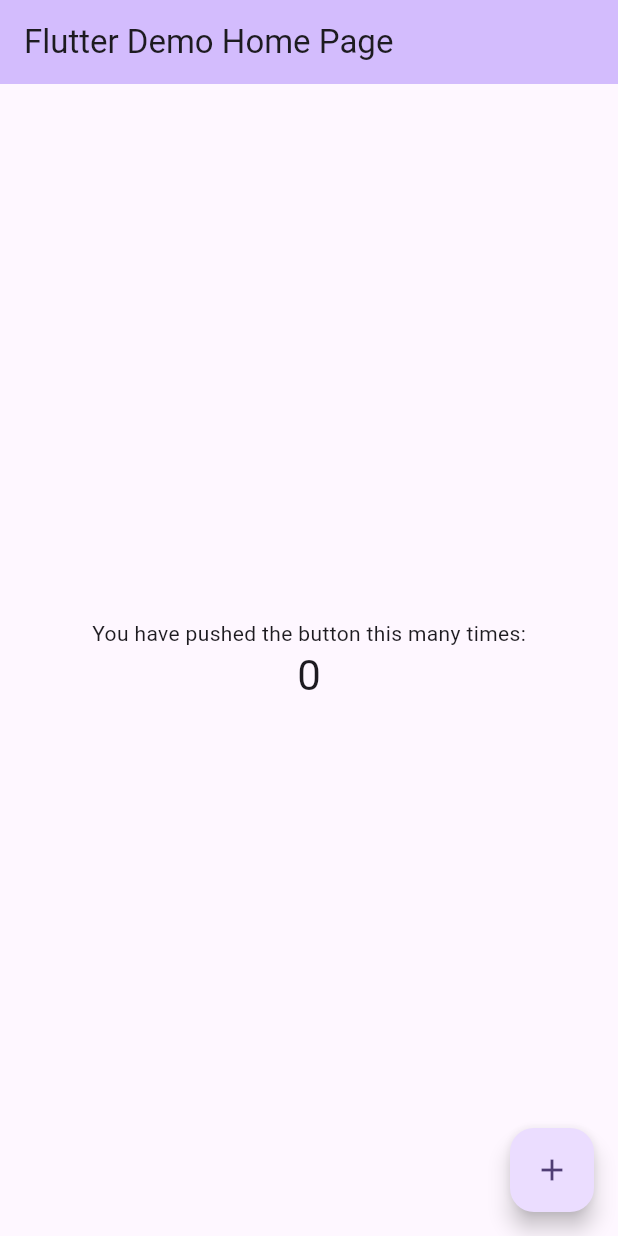
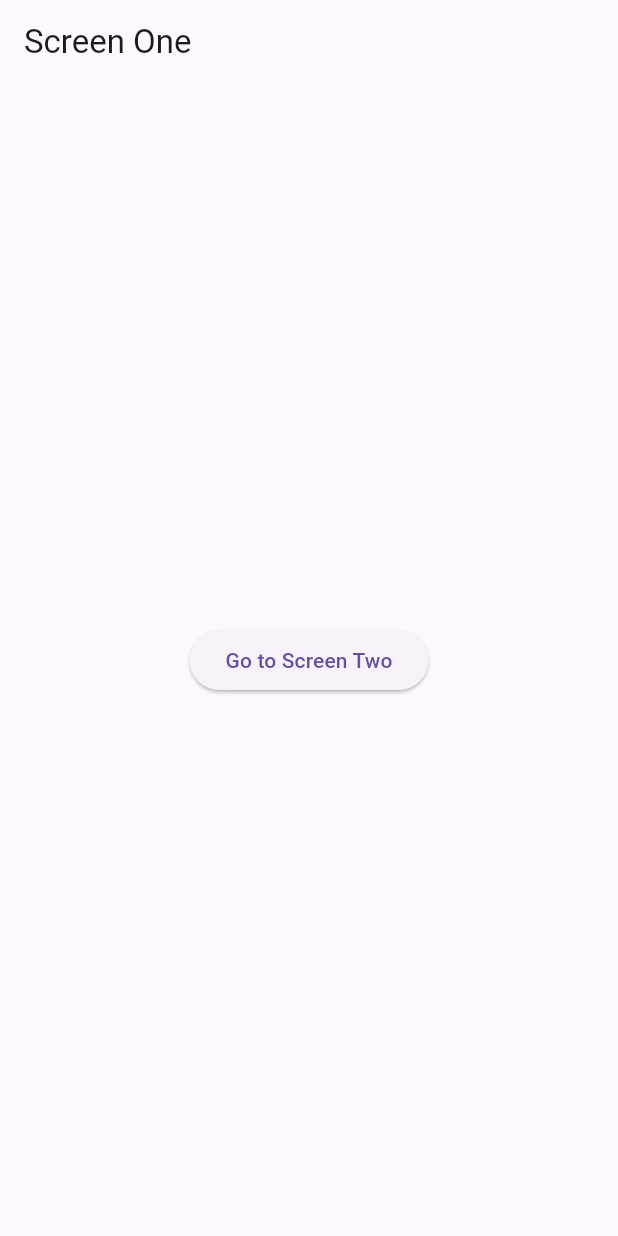
Before and after one commit to TrachselRobin/tutto, a Flutter app: the screen it shows after launch, on a phone screen of 412 x 824 dp. Run offline on Flutter 3.47's test engine with Material 3 defaults, Android fonts, the phone set to English and light mode, and no system bars.

Commit message:
ADDED: basic structure

```diff
--- a/flutter_tutto/lib/main.dart
+++ b/flutter_tutto/lib/main.dart
@@ -1,107 +1,8 @@
 import 'package:flutter/material.dart';
+import 'screens/screen_one.dart';
 
 void main() {
-  runApp(const MyApp());
+  runApp(MaterialApp(
+    home: ScreenOne(),
+  ));
 }
-
-class MyApp extends StatelessWidget {
-  const MyApp({super.key});
-
-  // This widget is the root of your application.
-  @override
-  Widget build(BuildContext context) {
-    return MaterialApp(
-      title: 'Flutter Demo',
-      theme: ThemeData(
-        colorScheme: ColorScheme.fromSeed(seedColor: Colors.deepPurple),
-      ),
-      home: const MyHomePage(title: 'Flutter Demo Home Page'),
-    );
-  }
-}
-
-class MyHomePage extends StatefulWidget {
-  const MyHomePage({super.key, required this.title});
-
-  // This widget is the home page of your application. It is stateful, meaning
-  // that it has a State object (defined below) that contains fields that affect
-  // how it looks.
-
-  // This class is the configuration for the state. It holds the values (in this
-  // case the title) provided by the parent (in this case the App widget) and
-  // used by the build method of the State. Fields in a Widget subclass are
-  // always marked "final".
-
-  final String title;
-
-  @override
-  State<MyHomePage> createState() => _MyHomePageState();
-}
-
-class _MyHomePageState extends State<MyHomePage> {
-  int _counter = 0;
-
-  void _incrementCounter() {
-    setState(() {
-      // This call to setState tells the Flutter framework that something has
-      // changed in this State, which causes it to rerun the build method below
-      // so that the display can reflect the updated values. If we changed
-      // _counter without calling setState(), then the build method would not be
-      // called again, and so nothing would appear to happen.
-      _counter++;
-    });
-  }
-
-  @override
-  Widget build(BuildContext context) {
-    // This method is rerun every time setState is called, for instance as done
-    // by the _incrementCounter method above.
-    //
-    // The Flutter framework has been optimized to make rerunning build methods
-    // fast, so that you can just rebuild anything that needs updating rather
-    // than having to individually change instances of widgets.
-    return Scaffold(
-      appBar: AppBar(
-        // TRY THIS: Try changing the color here to a specific color (to
-        // Colors.amber, perhaps?) and trigger a hot reload to see the AppBar
-        // change color while the other colors stay the same.
-        backgroundColor: Theme.of(context).colorScheme.inversePrimary,
-        // Here we take the value from the MyHomePage object that was created by
-        // the App.build method, and use it to set our appbar title.
-        title: Text(widget.title),
-      ),
-      body: Center(
-        // Center is a layout widget. It takes a single child and positions it
-        // in the middle of the parent.
-        child: Column(
-          // Column is also a layout widget. It takes a list of children and
-          // arranges them vertically. By default, it sizes itself to fit its
-          // children horizontally, and tries to be as tall as its parent.
-          //
-          // Column has various properties to control how it sizes itself and
-          // how it positions its children. Here we use mainAxisAlignment to
-          // center the children vertically; the main axis here is the vertical
-          // axis because Columns are vertical (the cross axis would be
-          // horizontal).
-          //
-          // TRY THIS: Invoke "debug painting" (choose the "Toggle Debug Paint"
-          // action in the IDE, or press "p" in the console), to see the
-          // wireframe for each widget.
-          mainAxisAlignment: MainAxisAlignment.center,
-          children: <Widget>[
-            const Text('You have pushed the button this many times:'),
-            Text(
-              '$_counter',
-              style: Theme.of(context).textTheme.headlineMedium,
-            ),
-          ],
-        ),
-      ),
-      floatingActionButton: FloatingActionButton(
-        onPressed: _incrementCounter,
-        tooltip: 'Increment',
-        child: const Icon(Icons.add),
-      ), // This trailing comma makes auto-formatting nicer for build methods.
-    );
-  }
-}
--- /dev/null
+++ b/flutter_tutto/lib/screens/screen_one.dart
@@ -0,0 +1,22 @@
+import 'package:flutter/material.dart';
+import 'screen_two.dart';
+
+class ScreenOne extends StatelessWidget {
+  @override
+  Widget build(BuildContext context) {
+    return Scaffold(
+      appBar: AppBar(title: Text('Screen One')),
+      body: Center(
+        child: ElevatedButton(
+          child: Text('Go to Screen Two'),
+          onPressed: () {
+            Navigator.push(
+              context,
+              MaterialPageRoute(builder: (context) => ScreenTwo()),
+            );
+          },
+        ),
+      ),
+    );
+  }
+}
```
Also changed, not shown: flutter_tutto/lib/screens/screen_two.dart (added, +18 -0 lines).
